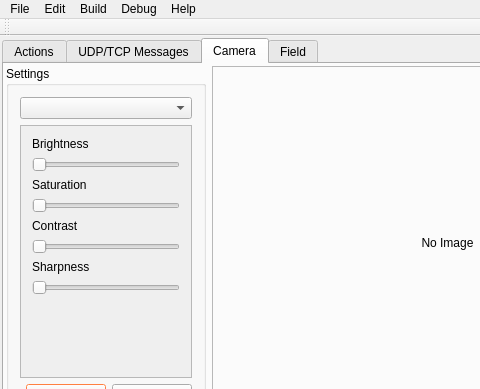
Old version of the form supervisorio/mainwindow.ui in the repository pedrohsreis/Supervisorio; both pictures show x 0 to 480 and y 0 to 389 of the 953 by 643 pixel window.
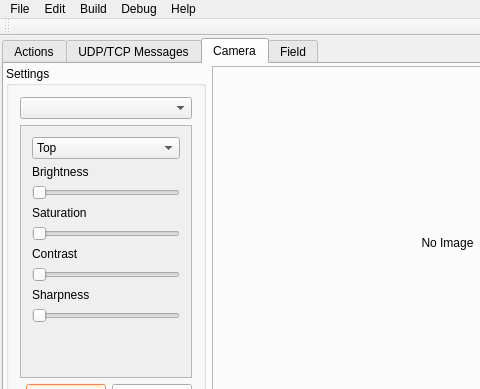
New version of the form. The open tabs and pages were chosen to show the change. Icons and pictures are not drawn.

Commit message: implementacao do tipo de camera (top,bottom)

```diff
--- a/supervisorio/mainwindow.ui
+++ b/supervisorio/mainwindow.ui
@@ -1037,6 +1037,23 @@
                      </rect>
                     </property>
                     <layout class="QVBoxLayout" name="verticalLayout_6">
+                     <item>
+                      <widget class="QComboBox" name="comboCamera">
+                       <property name="currentIndex">
+                        <number>1</number>
+                       </property>
+                       <item>
+                        <property name="text">
+                         <string>Bottom</string>
+                        </property>
+                       </item>
+                       <item>
+                        <property name="text">
+                         <string>Top</string>
+                        </property>
+                       </item>
+                      </widget>
+                     </item>
                      <item>
                       <widget class="QLabel" name="label">
                        <property name="sizePolicy">
```
Left out of the diff: 4 changed lines with no effect on the pictures. The commit also changes 4 other files.
